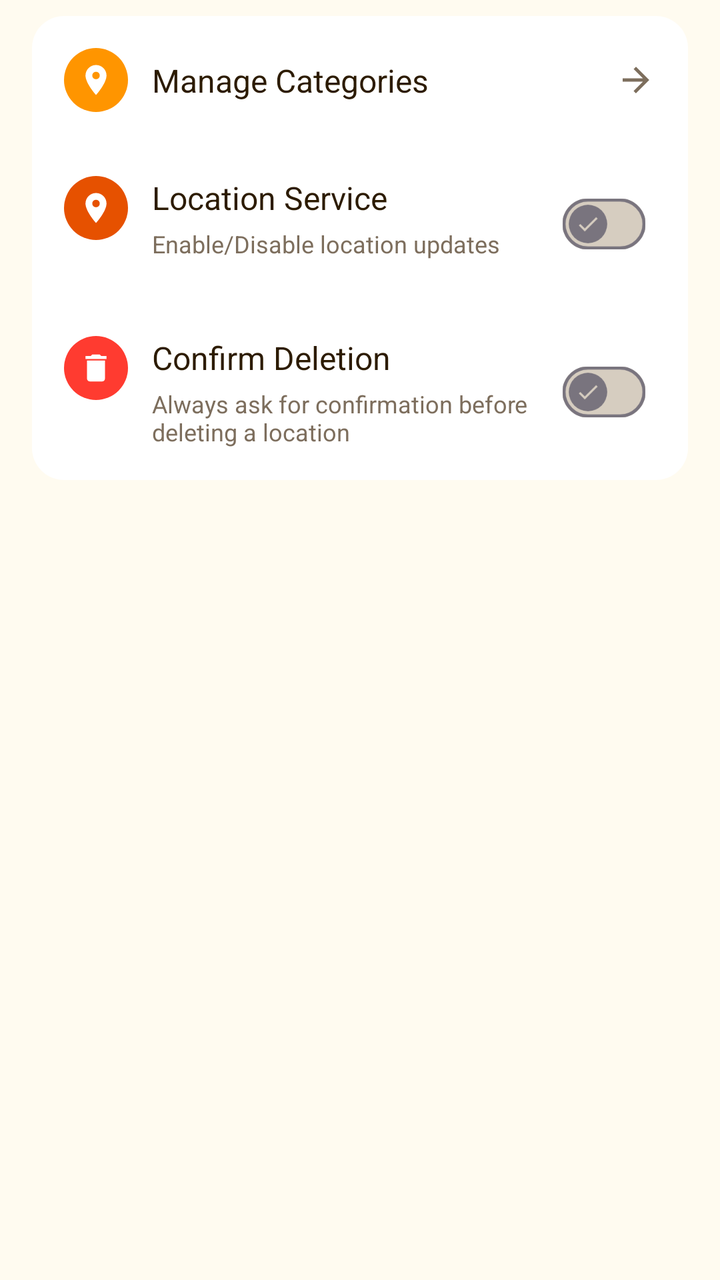
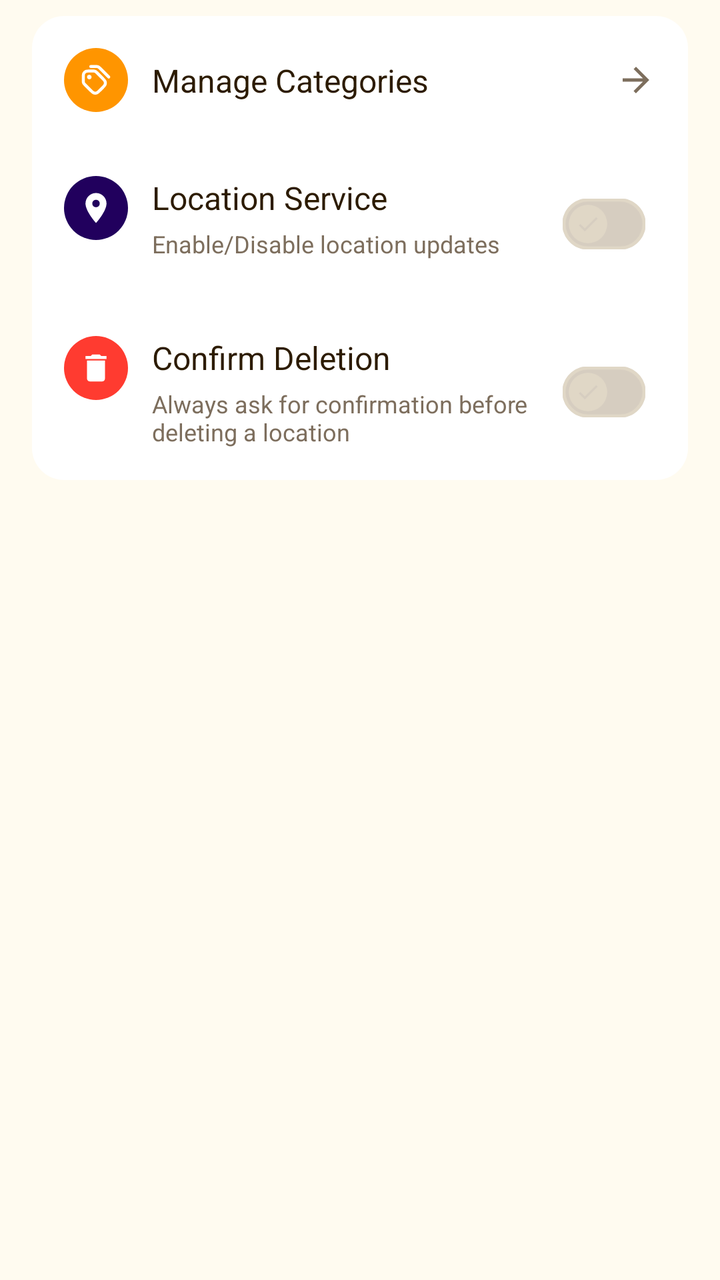

Compare the two renders of this Android layout. The source of the first and the diff that turns it into the second are given below.
<!-- AndroidManifest.xml: application theme Theme.WhereIsMyCar -->
<!-- res/layout/pref_app_settings_card.xml -->
<?xml version="1.0" encoding="utf-8"?>
<androidx.constraintlayout.widget.ConstraintLayout xmlns:android="http://schemas.android.com/apk/res/android"
    xmlns:app="http://schemas.android.com/apk/res-auto"
    android:layout_width="match_parent"
    android:layout_height="wrap_content"
    android:paddingHorizontal="16dp"
    android:paddingVertical="8dp">

    <LinearLayout
        android:layout_width="match_parent"
        android:layout_height="wrap_content"
        android:background="@drawable/rounded_card_dark"
        android:orientation="vertical"
        app:layout_constraintTop_toTopOf="parent">

        
        <androidx.constraintlayout.widget.ConstraintLayout
            android:id="@+id/item_manage_categories"
            android:layout_width="match_parent"
            android:layout_height="wrap_content"
            android:background="?attr/selectableItemBackground"
            android:clickable="true"
            android:focusable="true"
            android:padding="16dp">

            <View
                android:id="@+id/icon_bg_categories"
                android:layout_width="32dp"
                android:layout_height="32dp"
                android:background="@drawable/rounded_card_dark"
                android:backgroundTint="#FF9500"
                app:layout_constraintBottom_toBottomOf="parent"
                app:layout_constraintStart_toStartOf="parent"
                app:layout_constraintTop_toTopOf="parent" />

            <ImageView
                android:layout_width="18dp"
                android:layout_height="18dp"
                android:src="@drawable/ic_location"
                app:layout_constraintBottom_toBottomOf="@id/icon_bg_categories"
                app:layout_constraintEnd_toEndOf="@id/icon_bg_categories"
                app:layout_constraintStart_toStartOf="@id/icon_bg_categories"
                app:layout_constraintTop_toTopOf="@id/icon_bg_categories"
                app:tint="@color/white" />

            <TextView
                android:layout_width="0dp"
                android:layout_height="wrap_content"
                android:layout_marginStart="12dp"
                android:text="@string/manage_categories"
                android:textColor="@color/text_primary"
                android:textSize="16sp"
                app:layout_constraintBottom_toBottomOf="parent"
                app:layout_constraintEnd_toStartOf="@id/iv_chevron_1"
                app:layout_constraintStart_toEndOf="@id/icon_bg_categories"
                app:layout_constraintTop_toTopOf="parent" />

            <ImageView
                android:id="@+id/iv_chevron_1"
                android:layout_width="20dp"
                android:layout_height="20dp"
                android:src="@drawable/ic_back"
                android:rotation="180"
                app:layout_constraintBottom_toBottomOf="parent"
                app:layout_constraintEnd_toEndOf="parent"
                app:layout_constraintTop_toTopOf="parent"
                app:tint="@color/text_secondary" />
        </androidx.constraintlayout.widget.ConstraintLayout>

        
        <androidx.constraintlayout.widget.ConstraintLayout
            android:layout_width="match_parent"
            android:layout_height="wrap_content"
            android:padding="16dp">

            <View
                android:id="@+id/icon_bg_location"
                android:layout_width="32dp"
                android:layout_height="32dp"
                android:background="@drawable/rounded_card_dark"
                android:backgroundTint="@color/primary"
                app:layout_constraintStart_toStartOf="parent"
                app:layout_constraintTop_toTopOf="parent" />

            <ImageView
                android:layout_width="18dp"
                android:layout_height="18dp"
                android:src="@drawable/ic_location"
                app:layout_constraintBottom_toBottomOf="@id/icon_bg_location"
                app:layout_constraintEnd_toEndOf="@id/icon_bg_location"
                app:layout_constraintStart_toStartOf="@id/icon_bg_location"
                app:layout_constraintTop_toTopOf="@id/icon_bg_location"
                app:tint="@color/white" />

            <TextView
                android:id="@+id/tv_location_title"
                android:layout_width="0dp"
                android:layout_height="wrap_content"
                android:layout_marginStart="12dp"
                android:text="@string/location_service_title"
                android:textColor="@color/text_primary"
                android:textSize="16sp"
                app:layout_constraintEnd_toStartOf="@id/switch_location"
                app:layout_constraintStart_toEndOf="@id/icon_bg_location"
                app:layout_constraintTop_toTopOf="parent" />

            <TextView
                android:layout_width="0dp"
                android:layout_height="wrap_content"
                android:layout_marginTop="4dp"
                android:text="@string/location_service_summary"
                android:textColor="@color/text_secondary"
                android:textSize="12sp"
                app:layout_constraintEnd_toEndOf="@id/tv_location_title"
                app:layout_constraintStart_toStartOf="@id/tv_location_title"
                app:layout_constraintTop_toBottomOf="@id/tv_location_title" />

            <com.google.android.material.materialswitch.MaterialSwitch
                android:id="@+id/switch_location"
                style="@style/Widget.App.Switch"
                android:layout_width="wrap_content"
                android:layout_height="wrap_content"
                app:layout_constraintBottom_toBottomOf="parent"
                app:layout_constraintEnd_toEndOf="parent"
                app:layout_constraintTop_toTopOf="parent" />
        </androidx.constraintlayout.widget.ConstraintLayout>

        
        <androidx.constraintlayout.widget.ConstraintLayout
            android:layout_width="match_parent"
            android:layout_height="wrap_content"
            android:padding="16dp">

            <View
                android:id="@+id/icon_bg_delete"
                android:layout_width="32dp"
                android:layout_height="32dp"
                android:background="@drawable/rounded_card_dark"
                android:backgroundTint="#FF3B30"
                app:layout_constraintStart_toStartOf="parent"
                app:layout_constraintTop_toTopOf="parent" />

            <ImageView
                android:layout_width="18dp"
                android:layout_height="18dp"
                android:src="@drawable/ic_delete"
                app:layout_constraintBottom_toBottomOf="@id/icon_bg_delete"
                app:layout_constraintEnd_toEndOf="@id/icon_bg_delete"
                app:layout_constraintStart_toStartOf="@id/icon_bg_delete"
                app:layout_constraintTop_toTopOf="@id/icon_bg_delete"
                app:tint="@color/white" />

            <TextView
                android:id="@+id/tv_delete_confirm_title"
                android:layout_width="0dp"
                android:layout_height="wrap_content"
                android:layout_marginStart="12dp"
                android:text="@string/confirm_deletion_title"
                android:textColor="@color/text_primary"
                android:textSize="16sp"
                app:layout_constraintEnd_toStartOf="@id/switch_delete_confirm"
                app:layout_constraintStart_toEndOf="@id/icon_bg_delete"
                app:layout_constraintTop_toTopOf="parent" />

            <TextView
                android:layout_width="0dp"
                android:layout_height="wrap_content"
                android:layout_marginTop="4dp"
                android:text="@string/confirm_deletion_summary"
                android:textColor="@color/text_secondary"
                android:textSize="12sp"
                app:layout_constraintEnd_toEndOf="@id/tv_delete_confirm_title"
                app:layout_constraintStart_toStartOf="@id/tv_delete_confirm_title"
                app:layout_constraintTop_toBottomOf="@id/tv_delete_confirm_title" />

            <com.google.android.material.materialswitch.MaterialSwitch
                android:id="@+id/switch_delete_confirm"
                style="@style/Widget.App.Switch"
                android:layout_width="wrap_content"
                android:layout_height="wrap_content"
                app:layout_constraintBottom_toBottomOf="parent"
                app:layout_constraintEnd_toEndOf="parent"
                app:layout_constraintTop_toTopOf="parent" />
        </androidx.constraintlayout.widget.ConstraintLayout>

    </LinearLayout>
</androidx.constraintlayout.widget.ConstraintLayout>
<!-- resources referenced by this layout -->
<resources>
  <style name="Base.Theme.WhereIsMyCar" parent="Theme.Material3.DayNight.NoActionBar">
          
          <item name="colorPrimary">@color/primary</item>
          <item name="colorOnPrimary">@color/white</item>
          <item name="android:windowBackground">@color/app_background</item>
  
          
          <item name="android:popupMenuStyle">@style/Widget.Material3.PopupMenu.Custom</item>
          <item name="popupMenuStyle">@style/Widget.Material3.PopupMenu.Custom</item>
          <item name="android:textAppearanceLargePopupMenu">@style/TextAppearance.Material3.BodyLarge</item>
          <item name="android:textAppearanceSmallPopupMenu">@style/TextAppearance.Material3.BodyMedium</item>
          <item name="materialSwitchStyle">@style/Widget.App.Switch</item>
  
          
          <item name="preferenceTheme">@style/PreferenceThemeOverlay</item>
  
          
          <item name="icon_color">@color/text_primary</item>
      </style>
  <style name="PreferenceThemeOverlay" parent="PreferenceThemeOverlay.v14.Material">
          <item name="preferenceCategoryStyle">@style/PreferenceCategoryStyle</item>
      </style>
  <!-- unchanged entries left out for length: 27 -->
</resources>

<!-- the commit's change to res/layout/pref_app_settings_card.xml (unified diff, before → after) -->
@@ -36,7 +36,8 @@
             <ImageView
                 android:layout_width="18dp"
                 android:layout_height="18dp"
-                android:src="@drawable/ic_location"
+                android:contentDescription="@string/manage_categories"
+                android:src="@drawable/tags"
                 app:layout_constraintBottom_toBottomOf="@id/icon_bg_categories"
                 app:layout_constraintEnd_toEndOf="@id/icon_bg_categories"
                 app:layout_constraintStart_toStartOf="@id/icon_bg_categories"
@@ -59,6 +60,7 @@
                 android:id="@+id/iv_chevron_1"
                 android:layout_width="20dp"
                 android:layout_height="20dp"
+                android:contentDescription="@string/manage_categories"
                 android:src="@drawable/ic_back"
                 android:rotation="180"
                 app:layout_constraintBottom_toBottomOf="parent"
@@ -78,13 +80,14 @@
                 android:layout_width="32dp"
                 android:layout_height="32dp"
                 android:background="@drawable/rounded_card_dark"
-                android:backgroundTint="@color/primary"
+                android:backgroundTint="?attr/colorOnPrimaryFixed"
                 app:layout_constraintStart_toStartOf="parent"
                 app:layout_constraintTop_toTopOf="parent" />
 
             <ImageView
                 android:layout_width="18dp"
                 android:layout_height="18dp"
+                android:contentDescription="@string/location_service_title"
                 android:src="@drawable/ic_location"
                 app:layout_constraintBottom_toBottomOf="@id/icon_bg_location"
                 app:layout_constraintEnd_toEndOf="@id/icon_bg_location"
@@ -143,6 +146,7 @@
             <ImageView
                 android:layout_width="18dp"
                 android:layout_height="18dp"
+                android:contentDescription="@string/delete"
                 android:src="@drawable/ic_delete"
                 app:layout_constraintBottom_toBottomOf="@id/icon_bg_delete"
                 app:layout_constraintEnd_toEndOf="@id/icon_bg_delete"
<!-- resource entries referenced after the edit -->
@@ -1,9 +1,31 @@
 <!-- resources referenced by this layout -->
 <resources>
+  <!-- drawable tags (drawable) -->
+  <vector xmlns:android="http://schemas.android.com/apk/res/android" android:height="200dp" android:viewportHeight="24" android:viewportWidth="24" android:width="200dp">
+        
+      <path android:fillColor="#00000000" android:pathData="M8.5,3H11.512C12.245,3 12.612,3 12.958,3.083C13.264,3.156 13.556,3.278 13.825,3.442C14.128,3.628 14.387,3.887 14.906,4.406L20.5,10M7.55,10.05H7.56M9.512,6H8.3C6.62,6 5.78,6 5.138,6.327C4.574,6.615 4.115,7.074 3.827,7.638C3.5,8.28 3.5,9.12 3.5,10.8V12.012C3.5,12.745 3.5,13.112 3.583,13.458C3.656,13.764 3.778,14.056 3.942,14.325C4.128,14.628 4.387,14.887 4.906,15.406L8.106,18.606C9.294,19.794 9.888,20.388 10.573,20.611C11.175,20.806 11.825,20.806 12.427,20.611C13.112,20.388 13.706,19.794 14.894,18.606L16.106,17.394C17.294,16.206 17.888,15.612 18.111,14.927C18.306,14.325 18.306,13.675 18.111,13.073C17.888,12.388 17.294,11.794 16.106,10.606L12.906,7.406C12.387,6.887 12.128,6.628 11.825,6.442C11.556,6.278 11.264,6.156 10.958,6.083C10.612,6 10.245,6 9.512,6ZM8.05,10.05C8.05,10.326 7.826,10.55 7.55,10.55C7.274,10.55 7.05,10.326 7.05,10.05C7.05,9.774 7.274,9.55 7.55,9.55C7.826,9.55 8.05,9.774 8.05,10.05Z" android:strokeColor="#000000" android:strokeLineCap="round" android:strokeLineJoin="round" android:strokeWidth="2"/>
+      
+  </vector>
+  <string name="delete">Delete</string>
   <style name="Base.Theme.WhereIsMyCar" parent="Theme.Material3.DayNight.NoActionBar">
           
           <item name="colorPrimary">@color/primary</item>
           <item name="colorOnPrimary">@color/white</item>
+          <item name="colorPrimaryContainer">@color/primary_gray</item>
+          <item name="colorOnPrimaryContainer">@color/primary</item>
+          <item name="colorSecondary">@color/secondary_warm_brown</item>
+          <item name="colorOnSecondary">@color/white</item>
+          <item name="colorSecondaryContainer">@color/primary_gray</item>
+          <item name="colorOnSecondaryContainer">@color/secondary_warm_brown</item>
+          <item name="colorTertiary">@color/primary_pink</item>
+          <item name="colorOnTertiary">@color/white</item>
+          <item name="colorSurface">@color/card_surface</item>
+          <item name="colorOnSurface">@color/text_primary</item>
+          <item name="colorSurfaceVariant">@color/primary_gray</item>
+          <item name="colorOnSurfaceVariant">@color/text_secondary</item>
+          <item name="colorOutline">@color/border_gray</item>
+          <item name="colorError">@color/error</item>
+          <item name="colorOnError">@color/white</item>
           <item name="android:windowBackground">@color/app_background</item>
   
           
@@ -19,7 +41,30 @@
           
           <item name="icon_color">@color/text_primary</item>
       </style>
+  <color name="secondary_warm_brown">#795548</color>
+  <color name="primary_pink">#E91E63</color>
+  <color name="error">#B00020</color>
   <style name="PreferenceThemeOverlay" parent="PreferenceThemeOverlay.v14.Material">
+          
+          <item name="colorPrimary">@color/primary</item>
+          <item name="colorOnPrimary">@color/white</item>
+          <item name="colorPrimaryContainer">@color/primary_gray</item>
+          <item name="colorOnPrimaryContainer">@color/primary</item>
+          <item name="colorSecondary">@color/secondary_warm_brown</item>
+          <item name="colorOnSecondary">@color/white</item>
+          <item name="colorSecondaryContainer">@color/primary_gray</item>
+          <item name="colorOnSecondaryContainer">@color/secondary_warm_brown</item>
+          <item name="colorTertiary">@color/primary_pink</item>
+          <item name="colorOnTertiary">@color/white</item>
+          <item name="colorSurface">@color/card_surface</item>
+          <item name="colorOnSurface">@color/text_primary</item>
+          <item name="colorSurfaceVariant">@color/primary_gray</item>
+          <item name="colorOnSurfaceVariant">@color/text_secondary</item>
+          <item name="colorOutline">@color/border_gray</item>
+          <item name="colorError">@color/error</item>
+          <item name="colorOnError">@color/white</item>
+          <item name="icon_color">@color/text_primary</item>
+  
           <item name="preferenceCategoryStyle">@style/PreferenceCategoryStyle</item>
       </style>
   <!-- unchanged entries left out for length: 27 -->
